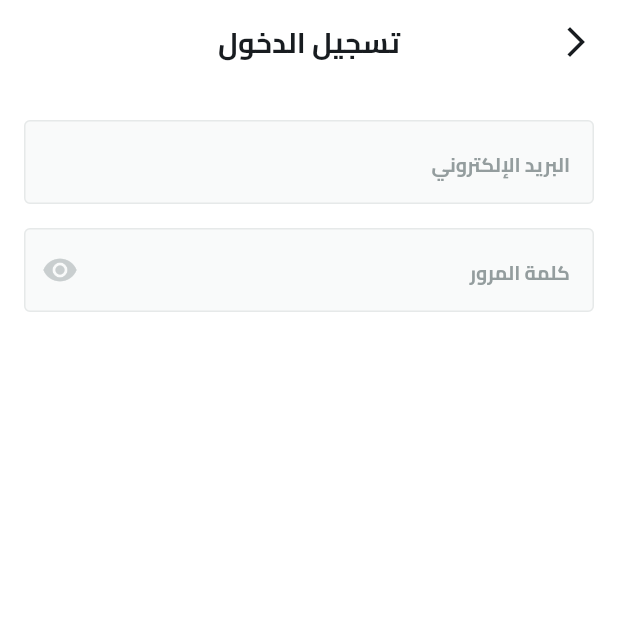
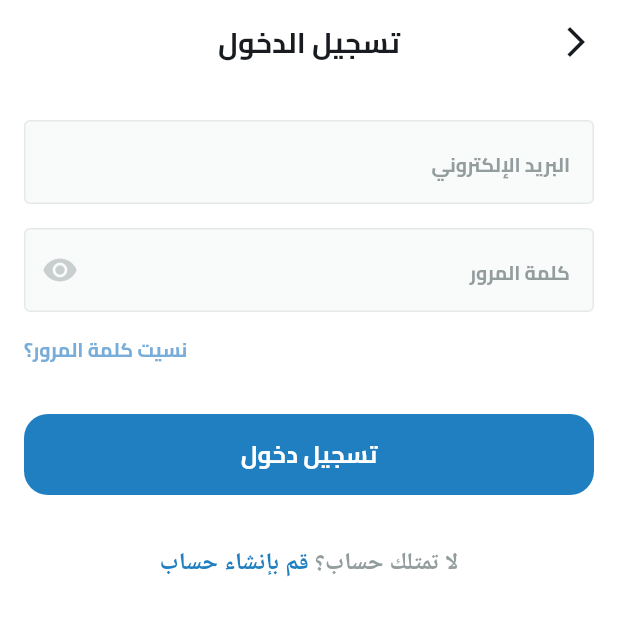
Before and after one commit to abdulrahmanibrahimdawood/E-Commerce, a Flutter app: the screen it shows after launch, after a tap on "تخط", on a phone screen of 412 x 824 dp, the top half of it. Run offline on Flutter 3.47's test engine with Material 3 defaults, Android fonts, the phone set to English and light mode, and no system bars; our stand-ins replace dots_indicator, flutter_svg, shared_preferences.

Commit message:
create account & reset password UI

```diff
--- a/lib/core/utils/app_colors.dart
+++ b/lib/core/utils/app_colors.dart
@@ -1,6 +1,6 @@
 import 'package:flutter/material.dart';
 
 abstract class AppColors {
-  static const Color primeryColor = Color(0xff1F7FC1);
-  static const Color lightPrimeryColor = Color(0xFF4C96CD);
+  static const Color primaryColor = Color(0xff1F7FC1);
+  static const Color lightPrimaryColor = Color(0xFF79ADD9);
 }
--- a/lib/core/widgets/custom_button.dart
+++ b/lib/core/widgets/custom_button.dart
@@ -1,4 +1,5 @@
 import 'package:e_commerce/core/utils/app_colors.dart';
+import 'package:e_commerce/core/utils/app_text_styles.dart';
 import 'package:flutter/material.dart';
 
 class CustomButton extends StatelessWidget {
@@ -13,12 +14,15 @@ class CustomButton extends StatelessWidget {
       child: TextButton(
         onPressed: onPressed,
         style: TextButton.styleFrom(
-          backgroundColor: AppColors.primeryColor,
+          backgroundColor: AppColors.primaryColor,
           shape: RoundedRectangleBorder(
             borderRadius: BorderRadius.circular(16),
           ),
         ),
-        child: Text(text, style: TextStyle(color: Colors.white)),
+        child: Text(
+          text,
+          style: TextStyles.bold16.copyWith(color: Colors.white),
+        ),
       ),
     );
   }
--- a/lib/features/auth/presentation/views/widgets/login_view_body.dart
+++ b/lib/features/auth/presentation/views/widgets/login_view_body.dart
@@ -1,4 +1,7 @@
 import 'package:e_commerce/constants.dart';
+import 'package:e_commerce/core/utils/app_colors.dart';
+import 'package:e_commerce/core/utils/app_text_styles.dart';
+import 'package:e_commerce/core/widgets/custom_button.dart';
 
 import 'package:e_commerce/core/widgets/custom_text_form_feild.dart';
 import 'package:flutter/material.dart';
@@ -24,7 +27,47 @@ class LoginViewBody extends StatelessWidget {
               hintText: 'كلمة المرور',
               textInputType: TextInputType.emailAddress,
             ),
-            SizedBox(height: 12),
+            SizedBox(height: 16),
+            Row(
+              mainAxisAlignment: MainAxisAlignment.end,
+              children: [
+                Text(
+                  " نسيت كلمة المرور؟",
+                  style: TextStyles.bold13.copyWith(
+                    color: AppColors.lightPrimaryColor,
+                  ),
+                ),
+              ],
+            ),
+            SizedBox(height: 33),
+            CustomButton(onPressed: () {}, text: 'تسجيل دخول'),
+            SizedBox(height: 33),
+
+            Text.rich(
+              TextSpan(
+                children: [
+                  TextSpan(
+                    text: 'لا تمتلك حساب؟',
+                    style: TextStyles.semiBold16.copyWith(
+                      color: const Color(0xFF949D9E),
+                    ),
+                  ),
+                  TextSpan(
+                    text: ' ',
+                    style: TextStyles.semiBold16.copyWith(
+                      color: const Color(0xFF616A6B),
+                    ),
+                  ),
+                  TextSpan(
+                    text: 'قم بإنشاء حساب',
+                    style: TextStyles.semiBold16.copyWith(
+                      color: AppColors.primaryColor,
+                    ),
+                  ),
+                ],
+              ),
+              textAlign: TextAlign.center,
+            ),
           ],
         ),
       ),
--- a/lib/features/on_boarding/presentation/views/widgets/on_boarding_view_body.dart
+++ b/lib/features/on_boarding/presentation/views/widgets/on_boarding_view_body.dart
@@ -43,10 +43,10 @@ class _OnBoardingViewBodyState extends State<OnBoardingViewBody> {
         DotsIndicator(
           dotsCount: 2,
           decorator: DotsDecorator(
-            activeColor: AppColors.primeryColor,
+            activeColor: AppColors.primaryColor,
             color: currentPage == 1
-                ? AppColors.primeryColor
-                : AppColors.primeryColor.withValues(alpha: 0.5),
+                ? AppColors.primaryColor
+                : AppColors.primaryColor.withValues(alpha: 0.5),
           ),
         ),
         SizedBox(height: 29),
--- a/lib/main.dart
+++ b/lib/main.dart
@@ -21,7 +21,7 @@ class ECommerce extends StatelessWidget {
       theme: ThemeData(
         scaffoldBackgroundColor: Colors.white,
         fontFamily: 'Cairo',
-        colorScheme: ColorScheme.fromSeed(seedColor: AppColors.primeryColor),
+        colorScheme: ColorScheme.fromSeed(seedColor: AppColors.primaryColor),
       ),
       localizationsDelegates: [
         S.delegate,
```
